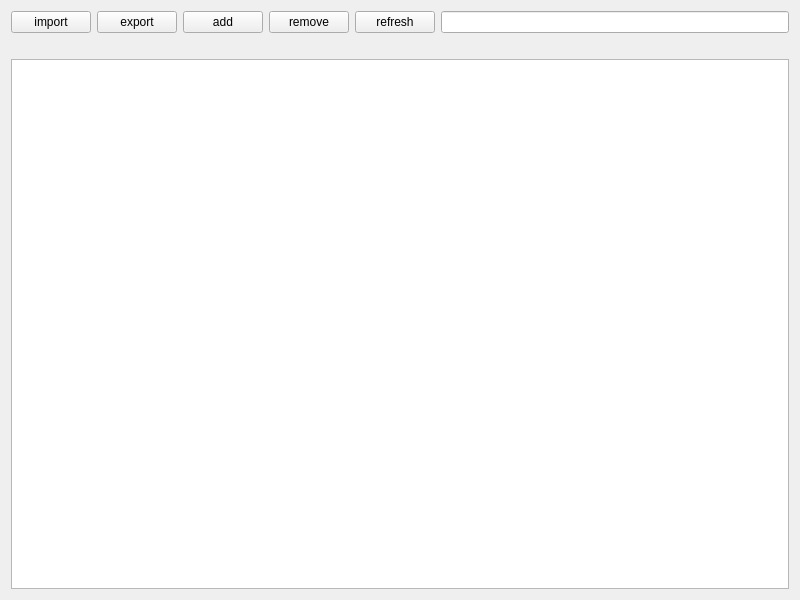
The window that src/ui/ChewingEditor.ui (chewing/chewing-editor) describes before a commit, drawn with Qt 5.
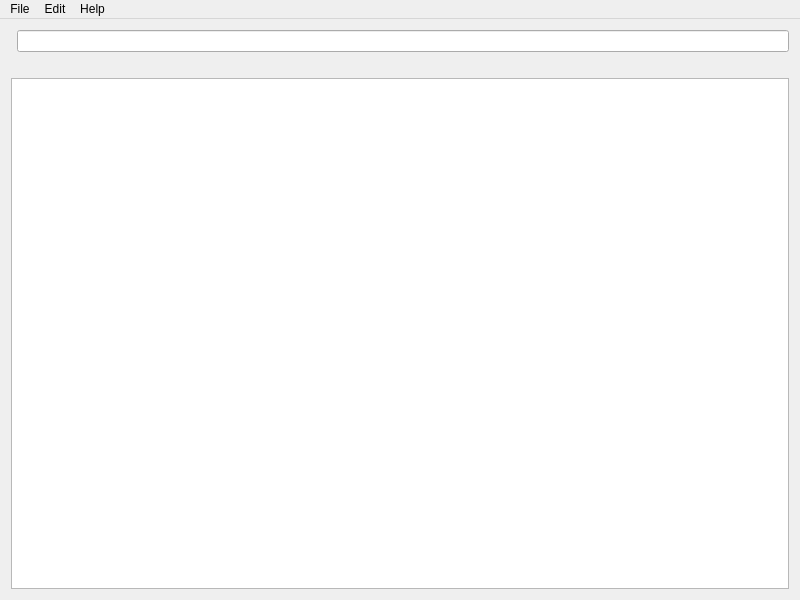
The same window after the commit. Custom widgets are drawn as their Qt base class.

Commit message: use menubar instead

```diff
--- a/src/ui/ChewingEditor.ui
+++ b/src/ui/ChewingEditor.ui
@@ -21,48 +21,13 @@
   </property>
   <widget class="QWidget" name="centralWidget">
    <layout class="QGridLayout" name="gridLayout">
-    <item row="0" column="0">
-     <widget class="QPushButton" name="importButton">
-      <property name="text">
-       <string>import</string>
-      </property>
-     </widget>
-    </item>
     <item row="0" column="1">
-     <widget class="QPushButton" name="exportButton">
-      <property name="text">
-       <string>export</string>
-      </property>
-     </widget>
-    </item>
-    <item row="0" column="2">
-     <widget class="QPushButton" name="addButton">
-      <property name="text">
-       <string>add</string>
-      </property>
-     </widget>
-    </item>
-    <item row="0" column="3">
-     <widget class="QPushButton" name="removeButton">
-      <property name="text">
-       <string>remove</string>
-      </property>
-     </widget>
-    </item>
-    <item row="0" column="4">
-     <widget class="QPushButton" name="refreshButton">
-      <property name="text">
-       <string>refresh</string>
-      </property>
-     </widget>
-    </item>
-    <item row="0" column="5">
      <widget class="QLineEdit" name="userphraseFilter"/>
     </item>
-    <item row="1" column="0" colspan="6">
+    <item row="1" column="0" colspan="2">
      <widget class="Notification" name="notification"/>
     </item>
-    <item row="2" column="0" colspan="6">
+    <item row="2" column="0" colspan="2">
      <widget class="UserphraseView" name="userphraseView">
       <property name="selectionMode">
        <enum>QAbstractItemView::MultiSelection</enum>
@@ -71,6 +36,76 @@
     </item>
    </layout>
   </widget>
+  <widget class="QMenuBar" name="menuBar">
+   <property name="geometry">
+    <rect>
+     <x>0</x>
+     <y>0</y>
+     <width>800</width>
+     <height>28</height>
+    </rect>
+   </property>
+   <widget class="QMenu" name="menuFile">
+    <property name="title">
+     <string>File</string>
+    </property>
+    <addaction name="actionImport"/>
+    <addaction name="actionExport"/>
+   </widget>
+   <widget class="QMenu" name="menuEdit">
+    <property name="title">
+     <string>Edit</string>
+    </property>
+    <addaction name="actionAdd_phrase"/>
+    <addaction name="actionRemove_phrase"/>
+    <addaction name="actionRefresh"/>
+   </widget>
+   <widget class="QMenu" name="menuHelp">
+    <property name="title">
+     <string>Help</string>
+    </property>
+    <addaction name="actionAbout_Chewing_editor"/>
+    <addaction name="actionAbout_Qt"/>
+   </widget>
+   <addaction name="menuFile"/>
+   <addaction name="menuEdit"/>
+   <addaction name="menuHelp"/>
+  </widget>
+  <action name="actionImport">
+   <property name="text">
+    <string>Import</string>
+   </property>
+  </action>
+  <action name="actionExport">
+   <property name="text">
+    <string>Export</string>
+   </property>
+  </action>
+  <action name="actionAdd_phrase">
+   <property name="text">
+    <string>Add phrase</string>
+   </property>
+  </action>
+  <action name="actionRemove_phrase">
+   <property name="text">
+    <string>Remove phrase</string>
+   </property>
+  </action>
+  <action name="actionRefresh">
+   <property name="text">
+    <string>Refresh</string>
+   </property>
+  </action>
+  <action name="actionAbout_Chewing_editor">
+   <property name="text">
+    <string>About Chewing editor</string>
+   </property>
+  </action>
+  <action name="actionAbout_Qt">
+   <property name="text">
+    <string>About Qt</string>
+   </property>
+  </action>
  </widget>
  <layoutdefault spacing="6" margin="11"/>
  <customwidgets>
```
The commit also changes 2 other files.
